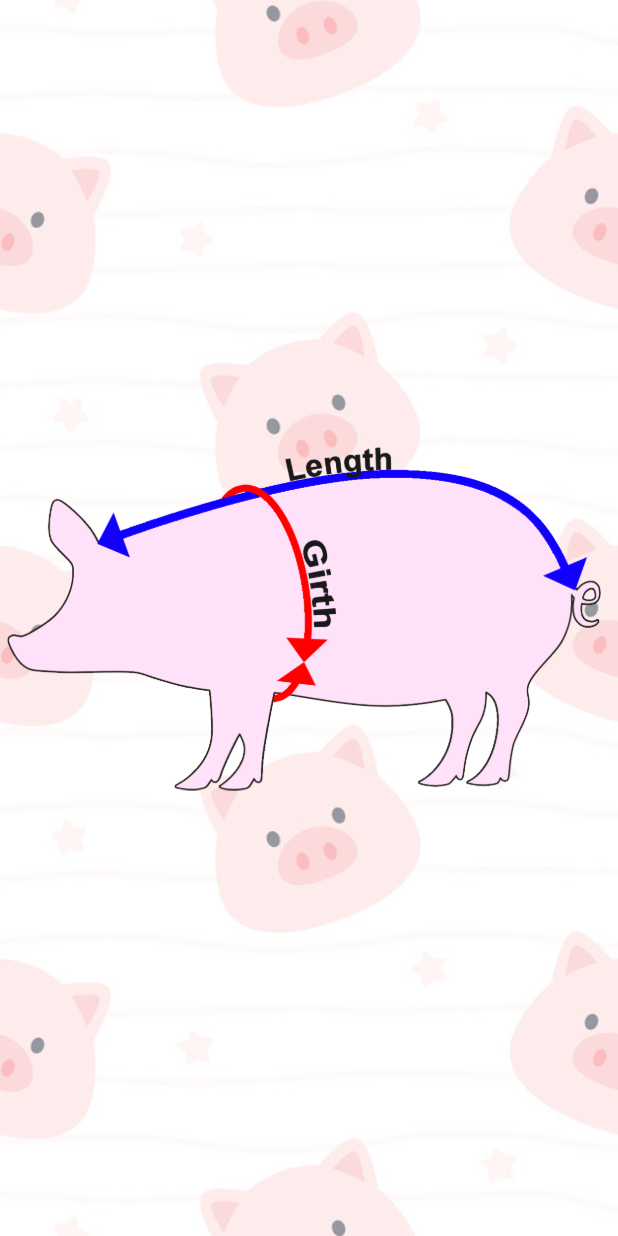
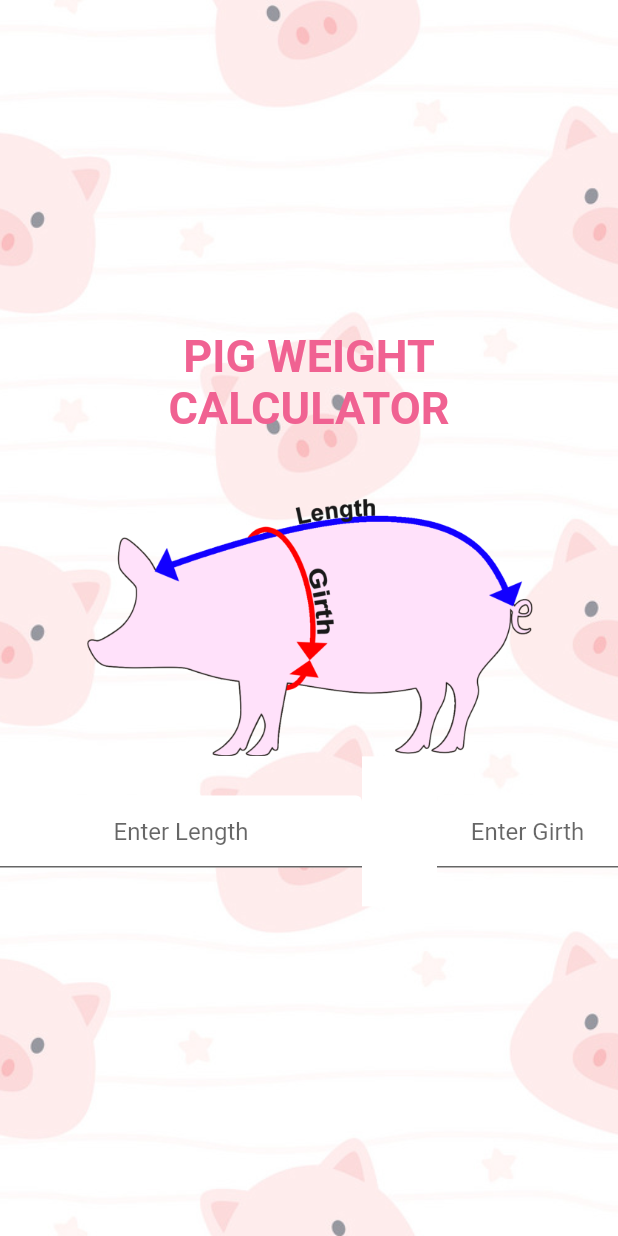
Before and after one commit to keajung/midterm_07610472, a Flutter app: the screen it shows after launch, on a phone screen of 412 x 824 dp. Run offline on Flutter 3.47's test engine with Material 2 defaults, Android fonts, the phone set to English and light mode, and no system bars.

Commit message:
this midterm im dead

```diff
--- a/lib/main.dart
+++ b/lib/main.dart
@@ -14,7 +14,7 @@ class MyApp extends StatelessWidget {
     return MaterialApp(
       title: 'Flutter Demo',
       theme: ThemeData(
-        primarySwatch: Colors.amber,
+        primarySwatch: Colors.pink,
       ),
       home: HomePage(),
     );
@@ -39,20 +39,59 @@ class HomePage extends StatelessWidget {
             fit: BoxFit.cover,
           ),
         ),
-        child: Row(
+        child: Column(
 
           mainAxisAlignment: MainAxisAlignment.center,
           crossAxisAlignment: CrossAxisAlignment.center,
+          children: [
 
-          children: [
-            Image.asset('assets/images/pig.png', width: 400.0),
-            SizedBox(width: 8.0),
-            Column(
-              mainAxisSize: MainAxisSize.min,
-              crossAxisAlignment: CrossAxisAlignment.start,
-              children: [
+            Text('PIG WEIGHT',
+                style: TextStyle(
+                    fontSize: 30.0, color: Colors.pink.shade300 ,fontWeight: FontWeight.bold)),
+            Text('CALCULATOR',
+                style: TextStyle(
+                    fontSize: 30.0, color: Colors.pink.shade300, fontWeight: FontWeight.bold)),
+            Text('  ',
+                style: TextStyle(
+                    fontSize: 36.0, color: Colors.pink.shade600, fontWeight: FontWeight.bold)),
+
+            Image.asset('assets/images/pig.png', width: 300.0),
+
+            //SizedBox(width: 8.0),
 
 
+            Row(
+              children: <Widget>[
+                Expanded(
+                  flex: 2,
+                  child: TextField(
+                    textAlign: TextAlign.center,
+                    controller: _controller,
+                    decoration: InputDecoration(
+                      filled: true,
+                      fillColor: Colors.white.withOpacity(1),
+                      //border: OutlineInputBorder(),
+                      hintText: 'Enter Length',
+                    ),
+                  )
+                ),
+                Container(
+                  color: Colors.white,
+                  height: 100,
+                  width: 50,
+                ),
+                Expanded(
+                  child: TextField(
+                    textAlign: TextAlign.center,
+                    controller: _controller,
+                    decoration: InputDecoration(
+                      filled: true,
+                      fillColor: Colors.white.withOpacity(1),
+                      //border: OutlineInputBorder(),
+                      hintText: 'Enter Girth',
+                    ),
+                  )
+                ),
               ],
             ),
           ],
```
